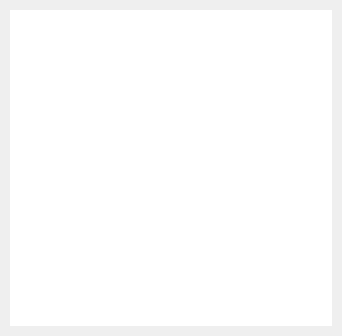
The window that LxMemo/MemoDialog.ui (SabiAmeno/LxMemo) describes before a commit, drawn with Qt 5.
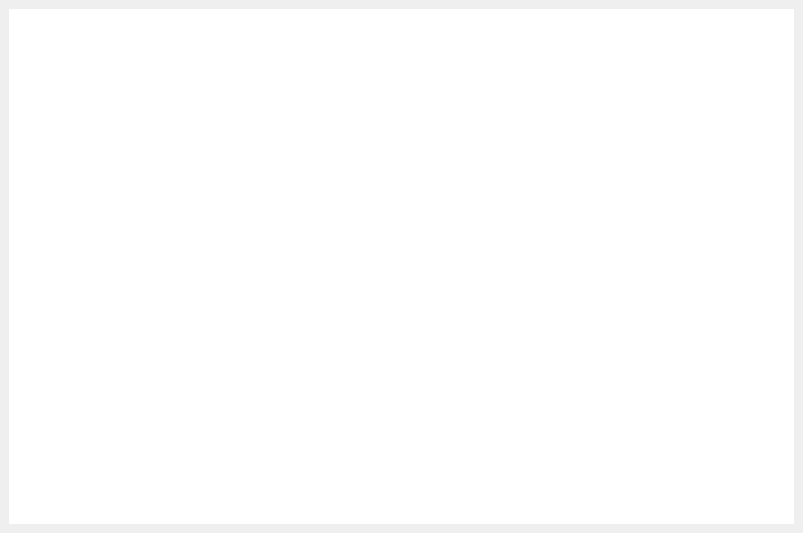
The same window after the commit. Custom widgets are drawn as their Qt base class.

The edit to the form file:
```diff
--- a/LxMemo/MemoDialog.ui
+++ b/LxMemo/MemoDialog.ui
@@ -6,8 +6,8 @@
    <rect>
     <x>0</x>
     <y>0</y>
-    <width>342</width>
-    <height>336</height>
+    <width>803</width>
+    <height>533</height>
    </rect>
   </property>
   <property name="windowTitle">
@@ -18,16 +18,16 @@
   </property>
   <layout class="QGridLayout" name="gridLayout">
    <property name="leftMargin">
-    <number>10</number>
+    <number>9</number>
    </property>
    <property name="topMargin">
-    <number>10</number>
+    <number>9</number>
    </property>
    <property name="rightMargin">
-    <number>10</number>
+    <number>9</number>
    </property>
    <property name="bottomMargin">
-    <number>10</number>
+    <number>9</number>
    </property>
    <property name="spacing">
     <number>0</number>
@@ -39,8 +39,9 @@
     <widget class="QTextEdit" name="textEdit">
      <property name="font">
       <font>
-       <family>Microsoft YaHei UI</family>
+       <family>Consolas</family>
        <pointsize>10</pointsize>
+       <stylestrategy>PreferAntialias</stylestrategy>
       </font>
      </property>
      <property name="contextMenuPolicy">
```
Left out of the diff: 2 changed lines with no effect on the pictures.
